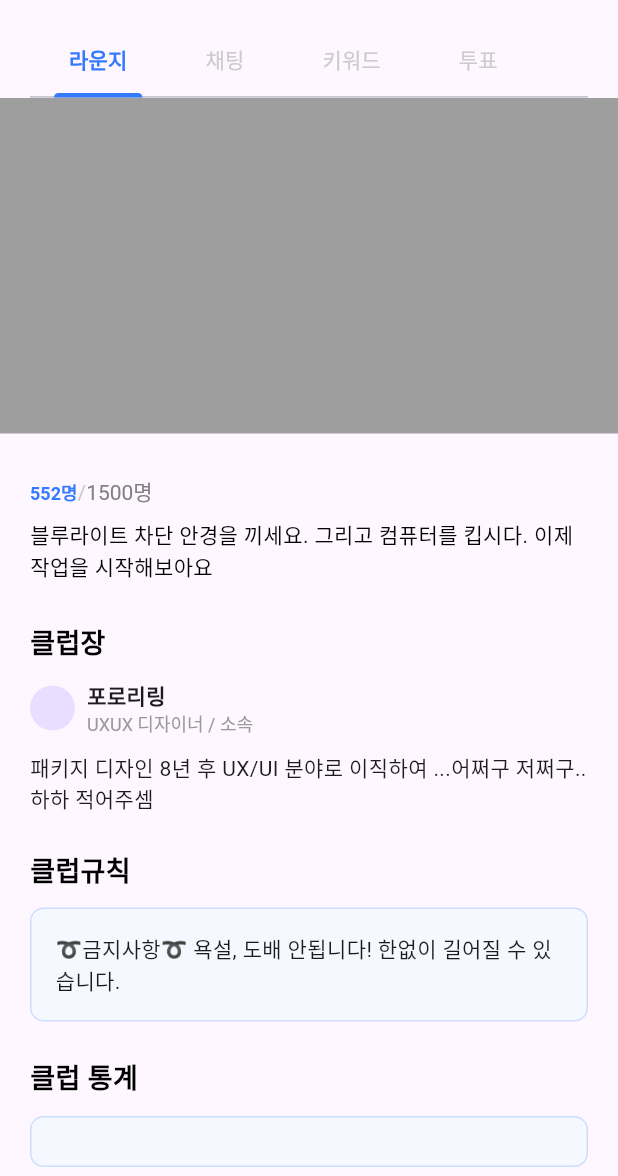
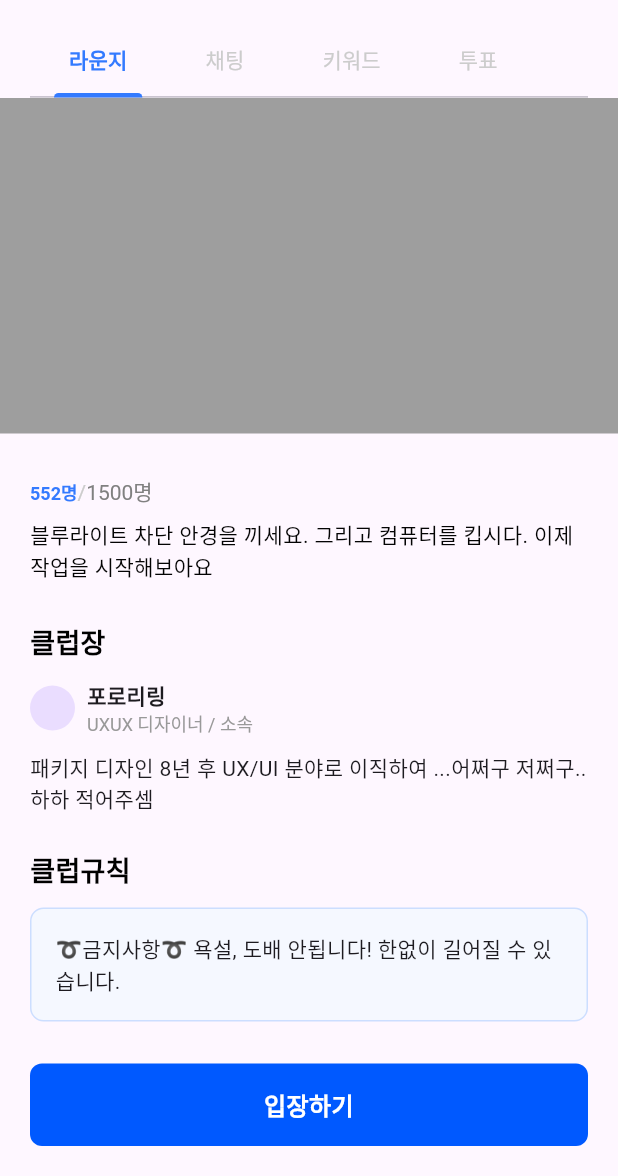
Before and after one commit to 9weeks-app-web/Team-6, a Flutter app: the ClubDetailPage screen opened directly, on a phone screen of 412 x 824 dp, the part 60-1236 px from its top. Run offline on Flutter 3.47's test engine with Material 3 defaults, Android fonts, the light colour scheme and no system bars; our stand-ins replace dotted_border, equatable, file_picker, flutter_riverpod, flutter_svg, fluttertoast and 2 more; accounts and stored records are empty; Roboto replaces fonts that are missing (Pretendard).

Commit message:
Fix: 라운지 탭 버튼 플로팅 버튼으로 수정 #49

```diff
--- a/lib/view/pages/community_pages/detail_pages/detail_tabs/rounge_tab.dart
+++ b/lib/view/pages/community_pages/detail_pages/detail_tabs/rounge_tab.dart
@@ -6,6 +6,7 @@ import 'package:flutter_app/view/widgets/community_page_widgets/description_widg
 import 'package:flutter_app/view/widgets/community_page_widgets/subtitle_widget.dart';
 import 'package:flutter_app/view/widgets/community_page_widgets/user_profile_tile.dart';
 import 'package:flutter_app/view/widgets/recruit_page_widgets/advertise_widget.dart';
+import 'package:flutter_app/view/widgets/recruit_page_widgets/full_sized_text_button.dart';
 
 class RoungeTab extends StatelessWidget {
   const RoungeTab({
@@ -14,7 +15,13 @@ class RoungeTab extends StatelessWidget {
 
   @override
   Widget build(BuildContext context) {
-    return ListView(
+    String buttonText = '입장하기';
+
+    return Column(
+      mainAxisSize: MainAxisSize.min,
+      children: [
+        Expanded(
+          child: ListView(
             shrinkWrap: true,
             children: [
               Container(
@@ -163,20 +170,16 @@ class RoungeTab extends StatelessWidget {
                 ),
               ),
               const SizedBox(height: 30),
-        Padding(
-          padding: const EdgeInsets.symmetric(horizontal: 20),
-          child: ElevatedButton(
-            style: ElevatedButton.styleFrom(
-              elevation: 0,
-              backgroundColor: DesignColor.Primary,
-              shape: DesignButtonStyle.BorderStyle08,
-              padding: const EdgeInsets.symmetric(vertical: 16),
-            ),
-            onPressed: () {},
-            child: const Text('입장하기'),
+            ],
           ),
         ),
-        const SizedBox(height: 30),
+        Padding(
+          padding: const EdgeInsets.all(20),
+          child: FullSizedTextButton(
+            onTap: () {},
+            text: buttonText,
+          ),
+        ),
       ],
     );
   }
```
Lines whose indentation alone changed are shown as unchanged.
